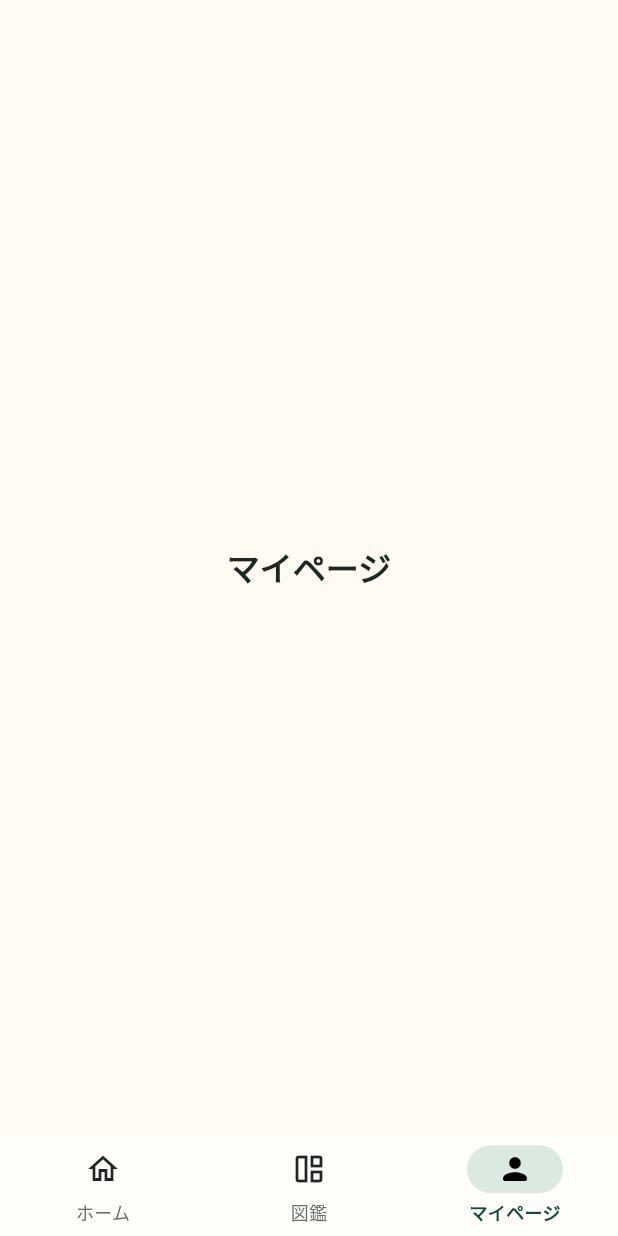
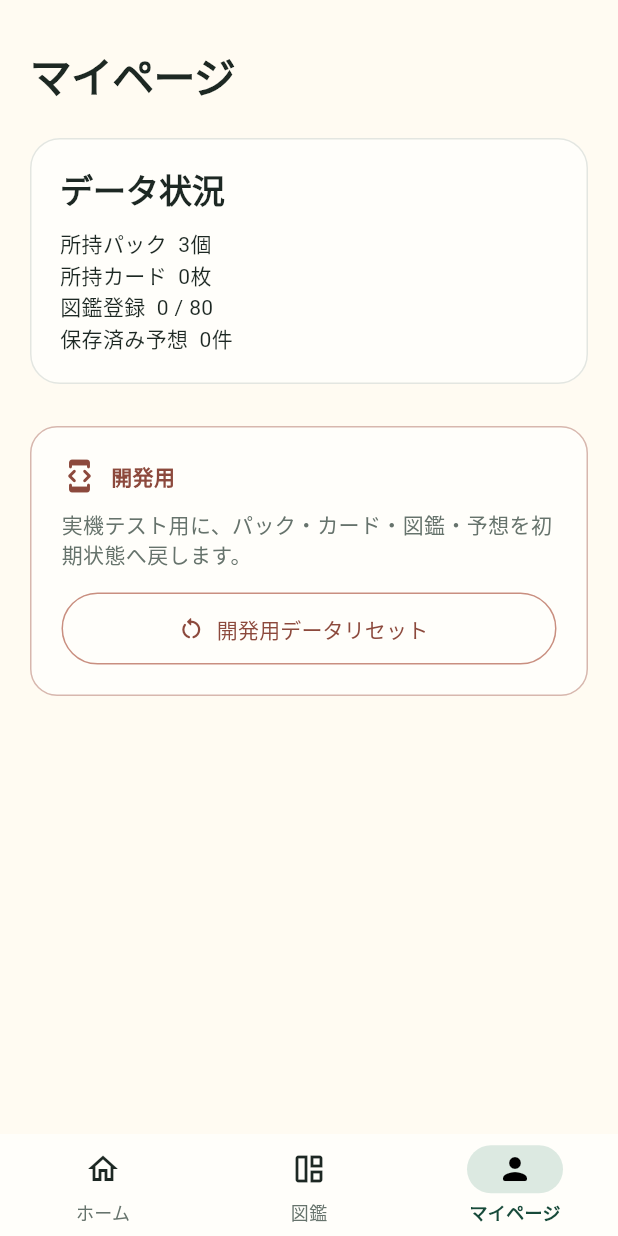
Before and after one commit to itoso0315/kabuca_flutter, a Flutter app: the screen it shows after launch, item 3 of the bottom bar chosen, on a phone screen of 412 x 824 dp. Run offline on Flutter 3.47's test engine with Material 3 defaults, Android fonts, the phone set to English and light mode, and no system bars; our stand-ins replace shared_preferences; missing offline and left inert: world_holidays.

Commit message:
Add development data reset

```diff
--- a/lib/app/app.dart
+++ b/lib/app/app.dart
@@ -53,7 +53,10 @@ class _MainScreenState extends State<MainScreen> {
         predictionStore: widget.predictionStore,
       ),
       CollectionScreen(gameState: widget.gameState),
-      const ProfileScreen(),
+      ProfileScreen(
+        gameState: widget.gameState,
+        predictionStore: widget.predictionStore,
+      ),
     ];
     return Scaffold(
       body: SafeArea(
--- a/lib/screens/profile/profile_screen.dart
+++ b/lib/screens/profile/profile_screen.dart
@@ -1,12 +1,147 @@
 import 'package:flutter/material.dart';
 
-class ProfileScreen extends StatelessWidget {
-  const ProfileScreen({super.key});
+import '../../app/app_theme.dart';
+import '../../state/game_state.dart';
+import '../../state/prediction_store.dart';
+
+class ProfileScreen extends StatefulWidget {
+  const ProfileScreen({
+    super.key,
+    required this.gameState,
+    required this.predictionStore,
+  });
+
+  final GameState gameState;
+  final PredictionStore predictionStore;
+
+  @override
+  State<ProfileScreen> createState() => _ProfileScreenState();
+}
+
+class _ProfileScreenState extends State<ProfileScreen> {
+  bool _resetting = false;
 
   @override
   Widget build(BuildContext context) {
-    return Center(
-      child: Text('マイページ', style: Theme.of(context).textTheme.titleLarge),
+    return ListenableBuilder(
+      listenable: Listenable.merge([widget.gameState, widget.predictionStore]),
+      builder: (context, _) => ListView(
+        key: const Key('profile-screen'),
+        padding: const EdgeInsets.fromLTRB(20, 32, 20, 40),
+        children: [
+          Text('マイページ', style: Theme.of(context).textTheme.headlineMedium),
+          const SizedBox(height: 24),
+          Card(
+            child: Padding(
+              padding: const EdgeInsets.all(20),
+              child: Column(
+                crossAxisAlignment: CrossAxisAlignment.start,
+                children: [
+                  Text('データ状況', style: Theme.of(context).textTheme.titleLarge),
+                  const SizedBox(height: 12),
+                  Text('所持パック  ${widget.gameState.packCount}個'),
+                  Text('所持カード  ${widget.gameState.totalOwnedCardCount}枚'),
+                  Text('図鑑登録  ${widget.gameState.registeredCardCount} / 80'),
+                  Text('保存済み予想  ${widget.predictionStore.predictions.length}件'),
+                ],
+              ),
+            ),
+          ),
+          const SizedBox(height: 28),
+          Container(
+            key: const Key('development-section'),
+            padding: const EdgeInsets.all(20),
+            decoration: BoxDecoration(
+              color: AppColors.surface,
+              borderRadius: BorderRadius.circular(18),
+              border: Border.all(color: const Color(0xFFD7B7AE)),
+            ),
+            child: Column(
+              crossAxisAlignment: CrossAxisAlignment.stretch,
+              children: [
+                const Row(
+                  children: [
+                    Icon(
+                      Icons.developer_mode_rounded,
+                      color: Color(0xFF8C493C),
+                    ),
+                    SizedBox(width: 9),
+                    Text(
+                      '開発用',
+                      style: TextStyle(
+                        color: Color(0xFF8C493C),
+                        fontWeight: FontWeight.w800,
+                      ),
+                    ),
+                  ],
+                ),
+                const SizedBox(height: 10),
+                const Text(
+                  '実機テスト用に、パック・カード・図鑑・予想を初期状態へ戻します。',
+                  style: TextStyle(
+                    color: AppColors.textSecondary,
+                    height: 1.45,
+                  ),
+                ),
+                const SizedBox(height: 16),
+                OutlinedButton.icon(
+                  key: const Key('development-data-reset-button'),
+                  onPressed: _resetting ? null : _confirmReset,
+                  icon: _resetting
+                      ? const SizedBox(
+                          width: 18,
+                          height: 18,
+                          child: CircularProgressIndicator(strokeWidth: 2),
+                        )
+                      : const Icon(Icons.restart_alt_rounded),
+                  label: const Text('開発用データリセット'),
+                  style: OutlinedButton.styleFrom(
+                    foregroundColor: const Color(0xFF8C493C),
+                    side: const BorderSide(color: Color(0xFFC98F80)),
+                    minimumSize: const Size.fromHeight(48),
+                  ),
+                ),
+              ],
+            ),
+          ),
+        ],
+      ),
     );
   }
+
+  Future<void> _confirmReset() async {
+    final confirmed = await showDialog<bool>(
+      context: context,
+      builder: (context) => AlertDialog(
+        title: const Text('開発用データリセット'),
+        content: const Text('すべてのテストデータを削除しますか？'),
+        actions: [
+          TextButton(
+            key: const Key('cancel-data-reset-button'),
+            onPressed: () => Navigator.pop(context, false),
+            child: const Text('キャンセル'),
+          ),
+          FilledButton(
+            key: const Key('confirm-data-reset-button'),
+            onPressed: () => Navigator.pop(context, true),
+            style: FilledButton.styleFrom(
+              backgroundColor: const Color(0xFF8C493C),
+            ),
+            child: const Text('リセット'),
+          ),
+        ],
+      ),
+    );
+    if (confirmed != true || !mounted) return;
+    setState(() => _resetting = true);
+    await Future.wait<void>([
+      widget.gameState.resetDevelopmentData(),
+      widget.predictionStore.resetDevelopmentData(),
+    ]);
+    if (!mounted) return;
+    setState(() => _resetting = false);
+    ScaffoldMessenger.of(
+      context,
+    ).showSnackBar(const SnackBar(content: Text('開発用データを初期化しました')));
+  }
 }
--- a/lib/state/game_state.dart
+++ b/lib/state/game_state.dart
@@ -48,6 +48,8 @@ class SharedPreferencesGameStorage implements GameStorage {
 }
 
 class GameState extends ChangeNotifier {
+  static const initialPackCount = 3;
+
   GameState._(this._storage, this._packCount, Map<String, int> cardCounts)
     : _cardCounts = Map.of(cardCounts);
 
@@ -72,12 +74,15 @@ class GameState extends ChangeNotifier {
     ]);
     return GameState._(
       targetStorage,
-      results[0] as int? ?? 3,
+      results[0] as int? ?? initialPackCount,
       results[1]! as Map<String, int>,
     );
   }
 
-  static GameState memory({int packCount = 3, Map<String, int>? cardCounts}) {
+  static GameState memory({
+    int packCount = initialPackCount,
+    Map<String, int>? cardCounts,
+  }) {
     return GameState._(_MemoryGameStorage(), packCount, cardCounts ?? const {});
   }
 
@@ -94,6 +99,16 @@ class GameState extends ChangeNotifier {
     }
     notifyListeners();
     await _storage.writeCardCounts(_cardCounts);
+  }
+
+  Future<void> resetDevelopmentData() async {
+    _packCount = initialPackCount;
+    _cardCounts.clear();
+    notifyListeners();
+    await Future.wait<void>([
+      _storage.writePackCount(_packCount),
+      _storage.writeCardCounts(_cardCounts),
+    ]);
   }
 }
 
--- a/lib/state/prediction_store.dart
+++ b/lib/state/prediction_store.dart
@@ -95,6 +95,12 @@ class PredictionStore extends ChangeNotifier {
     await _storage.writePredictions(_predictions);
     return prediction;
   }
+
+  Future<void> resetDevelopmentData() async {
+    _predictions.clear();
+    notifyListeners();
+    await _storage.writePredictions(_predictions);
+  }
 }
 
 class _MemoryPredictionStorage implements PredictionStorage {
```
Also changed, not shown: lib/main.dart (+5 -2 lines), lib/screens/splash/title_screen.dart (+42 -15 lines), lib/services/backend_warmup_service.dart (+8 -3 lines), 5 other files.
